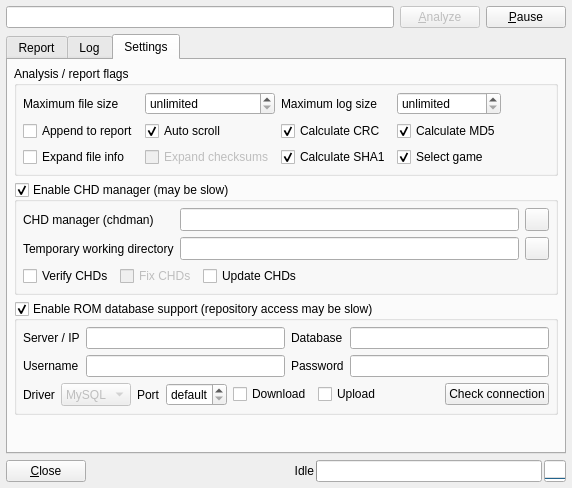
Above: romalyzer.ui from qmc2/qmc2-mame-fe before the change. Below: the same form after it.
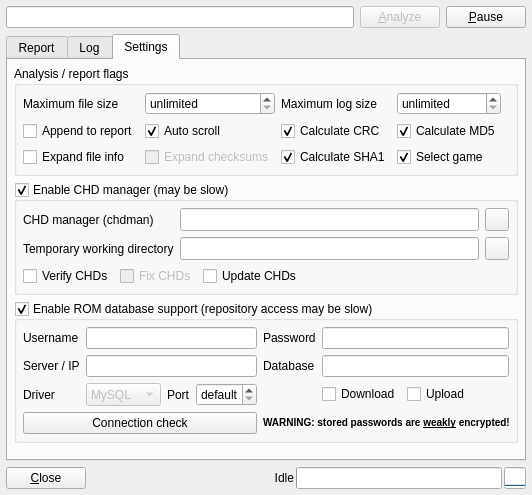
That is the form after the change. The open tabs and pages were chosen to show the change. Icons and pictures are not drawn.

Commit message: imp: some major layout improvements for the ROMAlyzer's new DB setup

Diff of the .ui file:
```diff
--- a/romalyzer.ui
+++ b/romalyzer.ui
@@ -7,8 +7,8 @@
    <rect>
     <x>0</x>
     <y>0</y>
-    <width>572</width>
-    <height>488</height>
+    <width>532</width>
+    <height>495</height>
    </rect>
   </property>
   <property name="windowTitle">
@@ -205,7 +205,7 @@
        <string>Settings</string>
       </attribute>
       <layout class="QGridLayout" name="gridLayout_3">
-       <item row="4" column="0">
+       <item row="5" column="0">
         <spacer>
          <property name="orientation">
           <enum>Qt::Vertical</enum>
@@ -532,7 +532,7 @@
          </layout>
         </widget>
        </item>
-       <item row="2" column="0">
+       <item row="3" column="0">
         <widget class="QGroupBox" name="groupBoxDatabase">
          <property name="title">
           <string>Enable ROM database support (repository access may be slow)</string>
@@ -541,14 +541,66 @@
           <bool>true</bool>
          </property>
          <layout class="QGridLayout" name="gridLayout_4">
-          <item row="0" column="0">
-           <widget class="QLabel" name="labelDatabaseServer">
+          <item row="2" column="0">
+           <widget class="QLabel" name="labelDatabaseDriver">
             <property name="text">
-             <string>Server / IP</string>
+             <string>Driver</string>
             </property>
            </widget>
           </item>
-          <item row="0" column="1">
+          <item row="2" column="2">
+           <widget class="QLabel" name="labelDatabasePort">
+            <property name="text">
+             <string>Port</string>
+            </property>
+           </widget>
+          </item>
+          <item row="2" column="3" colspan="2">
+           <widget class="QSpinBox" name="spinBoxDatabasePort">
+            <property name="sizePolicy">
+             <sizepolicy hsizetype="Minimum" vsizetype="Minimum">
+              <horstretch>0</horstretch>
+              <verstretch>0</verstretch>
+             </sizepolicy>
+            </property>
+            <property name="toolTip">
+             <string>Database server port (or default)</string>
+            </property>
+            <property name="specialValueText">
+             <string>default</string>
+            </property>
+            <property name="maximum">
+             <number>65535</number>
+            </property>
+           </widget>
+          </item>
+          <item row="2" column="1">
+           <widget class="QComboBox" name="comboBoxDatabaseDriver">
+            <property name="enabled">
+             <bool>false</bool>
+            </property>
+            <property name="sizePolicy">
+             <sizepolicy hsizetype="MinimumExpanding" vsizetype="Minimum">
+              <horstretch>0</horstretch>
+              <verstretch>0</verstretch>
+             </sizepolicy>
+            </property>
+            <property name="toolTip">
+             <string>SQL driver to use</string>
+            </property>
+            <item>
+             <property name="text">
+              <string>MySQL</string>
+             </property>
+            </item>
+            <item>
+             <property name="text">
+              <string>SQLite</string>
+             </property>
+            </item>
+           </widget>
+          </item>
+          <item row="1" column="1" colspan="4">
            <widget class="QLineEdit" name="lineEditDatabaseServer">
             <property name="sizePolicy">
              <sizepolicy hsizetype="Expanding" vsizetype="Minimum">
@@ -562,13 +614,82 @@
            </widget>
           </item>
           <item row="1" column="0">
+           <widget class="QLabel" name="labelDatabaseServer">
+            <property name="text">
+             <string>Server / IP</string>
+            </property>
+           </widget>
+          </item>
+          <item row="1" column="6" colspan="4">
+           <widget class="QLineEdit" name="lineEditDatabaseName">
+            <property name="sizePolicy">
+             <sizepolicy hsizetype="Expanding" vsizetype="Minimum">
+              <horstretch>0</horstretch>
+              <verstretch>0</verstretch>
+             </sizepolicy>
+            </property>
+            <property name="toolTip">
+             <string>Name of the database on the server</string>
+            </property>
+           </widget>
+          </item>
+          <item row="1" column="5">
+           <widget class="QLabel" name="labelDatabaseName">
+            <property name="text">
+             <string>Database</string>
+            </property>
+           </widget>
+          </item>
+          <item row="2" column="9">
+           <widget class="QCheckBox" name="checkBoxDatabaseUpload">
+            <property name="sizePolicy">
+             <sizepolicy hsizetype="MinimumExpanding" vsizetype="Fixed">
+              <horstretch>0</horstretch>
+              <verstretch>0</verstretch>
+             </sizepolicy>
+            </property>
+            <property name="toolTip">
+             <string>Automatically upload good files to the database (if they are missing in the repository)</string>
+            </property>
+            <property name="text">
+             <string>Upload</string>
+            </property>
+           </widget>
+          </item>
+          <item row="2" column="5">
+           <spacer name="horizontalSpacer_3">
+            <property name="orientation">
+             <enum>Qt::Horizontal</enum>
+            </property>
+            <property name="sizeType">
+             <enum>QSizePolicy::Preferred</enum>
+            </property>
+            <property name="sizeHint" stdset="0">
+             <size>
+              <width>40</width>
+              <height>20</height>
+             </size>
+            </property>
+           </spacer>
+          </item>
+          <item row="2" column="6" colspan="3">
+           <widget class="QCheckBox" name="checkBoxDatabaseDownload">
+            <property name="toolTip">
+             <string>Automatically download missing / bad files from the database (if they are available in the repository)</string>
+            </property>
+            <property name="text">
+             <string>Download</string>
+            </property>
+           </widget>
+          </item>
+          <item row="0" column="0">
            <widget class="QLabel" name="labelDatabaseUser">
             <property name="text">
              <string>Username</string>
             </property>
            </widget>
           </item>
-          <item row="1" column="1">
+          <item row="0" column="1" colspan="4">
            <widget class="QLineEdit" name="lineEditDatabaseUser">
             <property name="sizePolicy">
              <sizepolicy hsizetype="Expanding" vsizetype="Minimum">
@@ -581,14 +702,14 @@
             </property>
            </widget>
           </item>
-          <item row="1" column="2">
+          <item row="0" column="5">
            <widget class="QLabel" name="labelDatabasePassword">
             <property name="text">
              <string>Password</string>
             </property>
            </widget>
           </item>
-          <item row="1" column="3">
+          <item row="0" column="6" colspan="4">
            <widget class="QLineEdit" name="lineEditDatabasePassword">
             <property name="sizePolicy">
              <sizepolicy hsizetype="Expanding" vsizetype="Minimum">
@@ -604,126 +725,32 @@
             </property>
            </widget>
           </item>
-          <item row="2" column="0" colspan="4">
-           <layout class="QHBoxLayout" name="horizontalLayout_2">
-            <item>
-             <widget class="QLabel" name="labelDatabaseDriver">
-              <property name="text">
-               <string>Driver</string>
-              </property>
-             </widget>
-            </item>
-            <item>
-             <widget class="QComboBox" name="comboBoxDatabaseDriver">
-              <property name="enabled">
-               <bool>false</bool>
-              </property>
-              <property name="sizePolicy">
-               <sizepolicy hsizetype="Preferred" vsizetype="Minimum">
-                <horstretch>0</horstretch>
-                <verstretch>0</verstretch>
-               </sizepolicy>
-              </property>
-              <property name="toolTip">
-               <string>SQL driver to use</string>
-              </property>
-              <item>
-               <property name="text">
-                <string>MySQL</string>
-               </property>
-              </item>
-              <item>
-               <property name="text">
-                <string>SQLite</string>
-               </property>
-              </item>
-             </widget>
-            </item>
-            <item>
-             <widget class="QLabel" name="labelDatabasePort">
-              <property name="text">
-               <string>Port</string>
-              </property>
-             </widget>
-            </item>
-            <item>
-             <widget class="QSpinBox" name="spinBoxDatabasePort">
-              <property name="toolTip">
-               <string>Database server port (or default)</string>
-              </property>
-              <property name="specialValueText">
-               <string>default</string>
-              </property>
-              <property name="maximum">
-               <number>65535</number>
-              </property>
-             </widget>
-            </item>
-            <item>
-             <widget class="QCheckBox" name="checkBoxDatabaseDownload">
-              <property name="toolTip">
-               <string>Automatically download missing / bad files from the database (if they are available in the repository)</string>
-              </property>
-              <property name="text">
-               <string>Download</string>
-              </property>
-             </widget>
-            </item>
-            <item>
-             <widget class="QCheckBox" name="checkBoxDatabaseUpload">
-              <property name="toolTip">
-               <string>Automatically upload good files to the database (if they are missing in the repository)</string>
-              </property>
-              <property name="text">
-               <string>Upload</string>
-              </property>
-             </widget>
-            </item>
-            <item>
-             <spacer name="horizontalSpacer_3">
-              <property name="orientation">
-               <enum>Qt::Horizontal</enum>
-              </property>
-              <property name="sizeHint" stdset="0">
-               <size>
-                <width>40</width>
-                <height>20</height>
-               </size>
-              </property>
-             </spacer>
-            </item>
-            <item>
-             <widget class="QPushButton" name="pushButtonDatabaseCheckConnection">
-              <property name="toolTip">
-               <string>Check the connection to the database</string>
-              </property>
-              <property name="autoFillBackground">
-               <bool>true</bool>
-              </property>
-              <property name="text">
-               <string>Check connection</string>
-              </property>
-             </widget>
-            </item>
-           </layout>
-          </item>
-          <item row="0" column="2">
-           <widget class="QLabel" name="labelDatabaseName">
+          <item row="3" column="0" colspan="5">
+           <widget class="QPushButton" name="pushButtonDatabaseCheckConnection">
+            <property name="toolTip">
+             <string>Check the connection to the database</string>
+            </property>
+            <property name="autoFillBackground">
+             <bool>true</bool>
+            </property>
             <property name="text">
-             <string>Database</string>
+             <string>Connection check</string>
             </property>
            </widget>
           </item>
-          <item row="0" column="3">
-           <widget class="QLineEdit" name="lineEditDatabaseName">
+          <item row="3" column="5" colspan="5">
+           <widget class="QLabel" name="labelWeakEncryptionWarning">
             <property name="sizePolicy">
-             <sizepolicy hsizetype="Expanding" vsizetype="Minimum">
+             <sizepolicy hsizetype="Ignored" vsizetype="Preferred">
               <horstretch>0</horstretch>
               <verstretch>0</verstretch>
              </sizepolicy>
             </property>
-            <property name="toolTip">
-             <string>Name of the database on the server</string>
+            <property name="text">
+             <string>&lt;font size=&quot;-1&quot;&gt;&lt;b&gt;WARNING: stored passwords are &lt;u&gt;weakly&lt;/u&gt; encrypted!&lt;/b&gt;&lt;/font&gt;</string>
+            </property>
+            <property name="alignment">
+             <set>Qt::AlignCenter</set>
             </property>
            </widget>
           </item>
```
Left out of the diff: 4 changed lines with no effect on the pictures. The commit also changes 13 other files.
